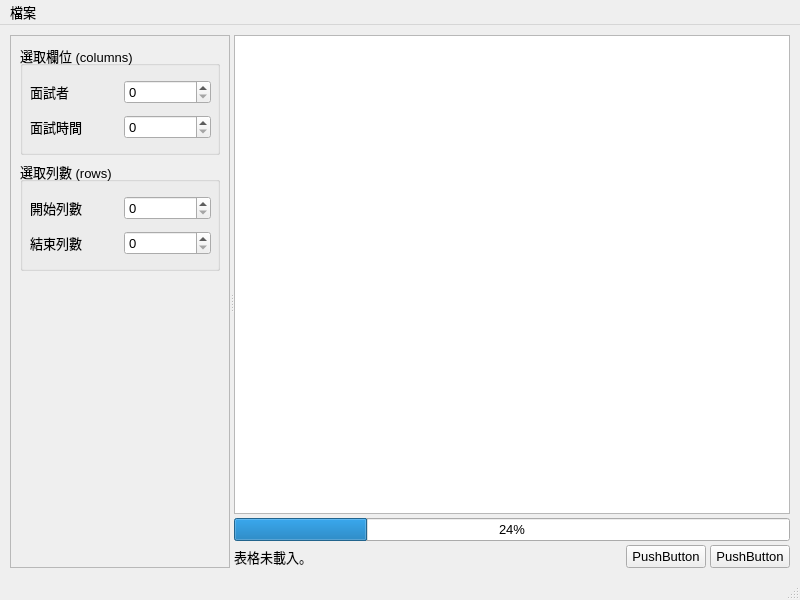
Qt form src/main/resources/base/main.ui (redbug312/ntuoc13-interview-scheduler) before a commit.
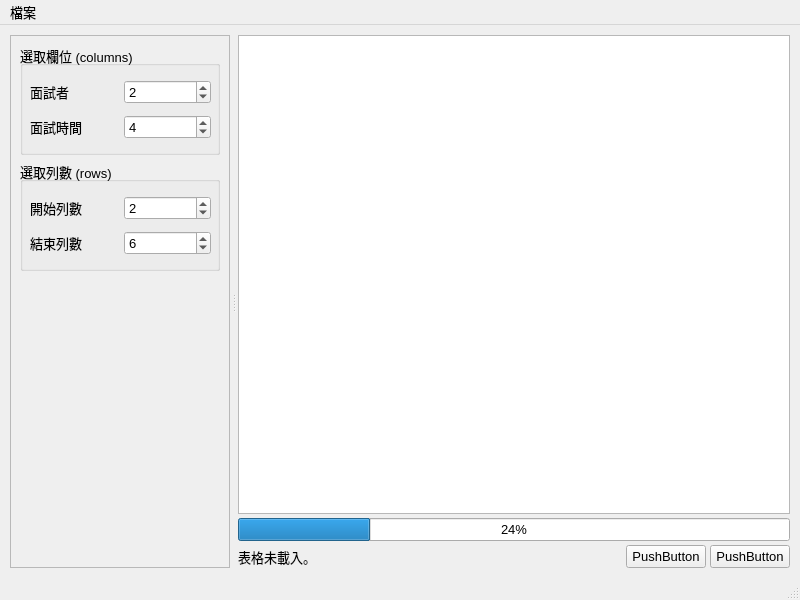
The same form after that commit. Custom widgets are drawn as their Qt base class.

Commit message: Fill in colors to indicate target table items

What changed in the file:
```diff
--- a/src/main/resources/base/main.ui
+++ b/src/main/resources/base/main.ui
@@ -40,6 +40,9 @@
       <property name="orientation">
        <enum>Qt::Horizontal</enum>
       </property>
+      <property name="handleWidth">
+       <number>8</number>
+      </property>
       <widget class="QFrame" name="frame_side">
        <property name="sizePolicy">
         <sizepolicy hsizetype="Preferred" vsizetype="Preferred">
@@ -106,7 +109,11 @@
              </widget>
             </item>
             <item row="0" column="1">
-             <widget class="AlphabetSpinBox" name="interviewee_spinbox"/>
+             <widget class="AlphabetSpinBox" name="interviewee_spinbox">
+              <property name="value">
+               <number>2</number>
+              </property>
+             </widget>
             </item>
             <item row="1" column="0">
              <widget class="QLabel" name="timeslot_label">
@@ -116,7 +123,11 @@
              </widget>
             </item>
             <item row="1" column="1">
-             <widget class="AlphabetSpinBox" name="timeslot_spinbox"/>
+             <widget class="AlphabetSpinBox" name="timeslot_spinbox">
+              <property name="value">
+               <number>4</number>
+              </property>
+             </widget>
             </item>
            </layout>
           </widget>
@@ -162,7 +173,11 @@
              </widget>
             </item>
             <item row="0" column="1">
-             <widget class="QSpinBox" name="start_row_spinbox"/>
+             <widget class="QSpinBox" name="start_row_spinbox">
+              <property name="value">
+               <number>2</number>
+              </property>
+             </widget>
             </item>
             <item row="1" column="0">
              <widget class="QLabel" name="end_row_label">
@@ -172,7 +187,11 @@
              </widget>
             </item>
             <item row="1" column="1">
-             <widget class="QSpinBox" name="end_row_spinbox"/>
+             <widget class="QSpinBox" name="end_row_spinbox">
+              <property name="value">
+               <number>6</number>
+              </property>
+             </widget>
             </item>
            </layout>
           </widget>
```
The commit also changes 2 other files.
